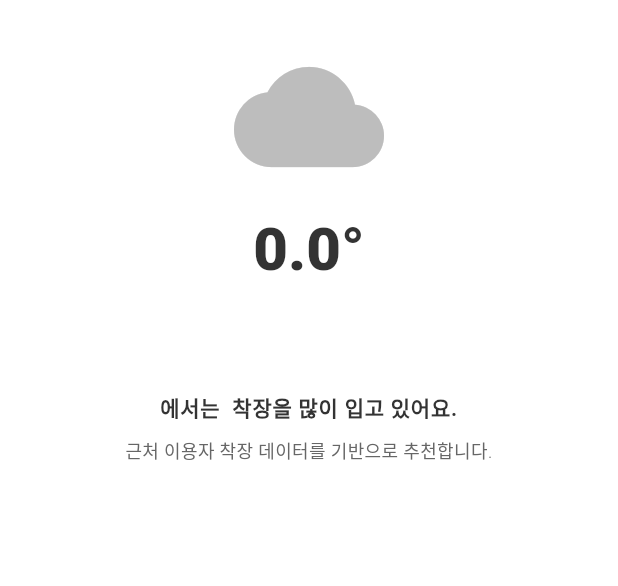
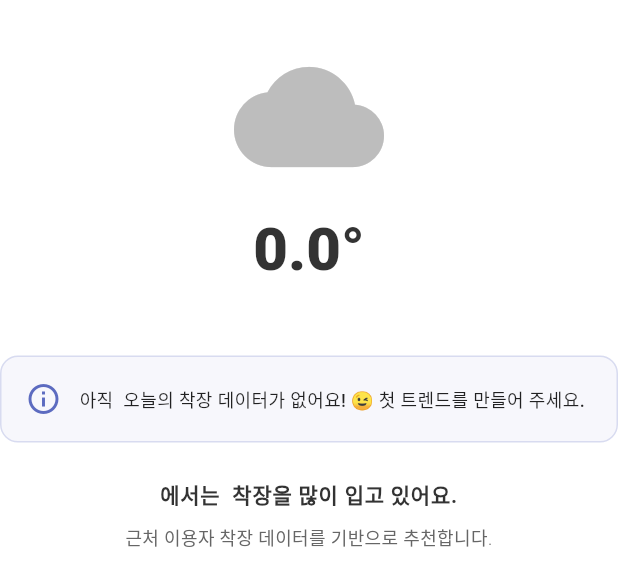
Before and after one commit to tnwlsdldkdlel/what-to-wear-today, a Flutter app: the HomeContent widget shown alone on an empty page, opened directly with empty values, on a phone screen of 412 x 824 dp. Shown: the top 586 px of the screen. Run offline on Flutter 3.47's test engine with Material 3 defaults, Android fonts, the phone set to English and light mode, and no system bars; our stand-ins replace flutter_dotenv, flutter_local_notifications, flutter_svg, geocoding, geolocator, get and 3 more; accounts and stored records are empty.

Commit message:
feat: 인기 착장 데이터 없을 때 대체 메시지 표시
- 데이터가 없을 경우 초록색 카드 대신 파란색 안내 카드 표시
- 메시지: "아직 [지역명] 오늘의 착장 데이터가 없어요! 😉 첫 트렌드를 만들어 주세요."
- info 아이콘으로 안내 성격 강조
- 데이터가 있을 때는 기존과 동일하게 인기 착장 표시

```diff
--- a/lib/features/home/views/home_view.dart
+++ b/lib/features/home/views/home_view.dart
@@ -114,6 +114,9 @@ class HomeContent extends GetView<HomeController> {
         const SizedBox(height: 16),
         Obx(() {
           final popular = controller.popularOutfit.value;
+          final areaLabel = controller.areaLabel.value;
+
+          // 데이터가 있는 경우 인기 착장 표시
           if (popular != null) {
             return Container(
               padding: const EdgeInsets.all(16),
@@ -146,7 +149,38 @@ class HomeContent extends GetView<HomeController> {
               ),
             );
           }
-          return const SizedBox.shrink();
+
+          // 데이터가 없는 경우 대체 메시지 표시
+          return Container(
+            padding: const EdgeInsets.all(16),
+            decoration: BoxDecoration(
+              color: AppColors.primary.withOpacity(0.05),
+              borderRadius: BorderRadius.circular(12),
+              border: Border.all(
+                color: AppColors.primary.withOpacity(0.2),
+                width: 1,
+              ),
+            ),
+            child: Row(
+              children: [
+                const Icon(
+                  Icons.info_outline,
+                  color: AppColors.primary,
+                  size: 24,
+                ),
+                const SizedBox(width: 12),
+                Expanded(
+                  child: Text(
+                    '아직 $areaLabel 오늘의 착장 데이터가 없어요! 😉 첫 트렌드를 만들어 주세요.',
+                    style: theme.textTheme.bodyMedium?.copyWith(
+                      fontWeight: FontWeight.w500,
+                      color: Colors.black87,
+                    ),
+                  ),
+                ),
+              ],
+            ),
+          );
         }),
         const SizedBox(height: 24),
         Text(
```
